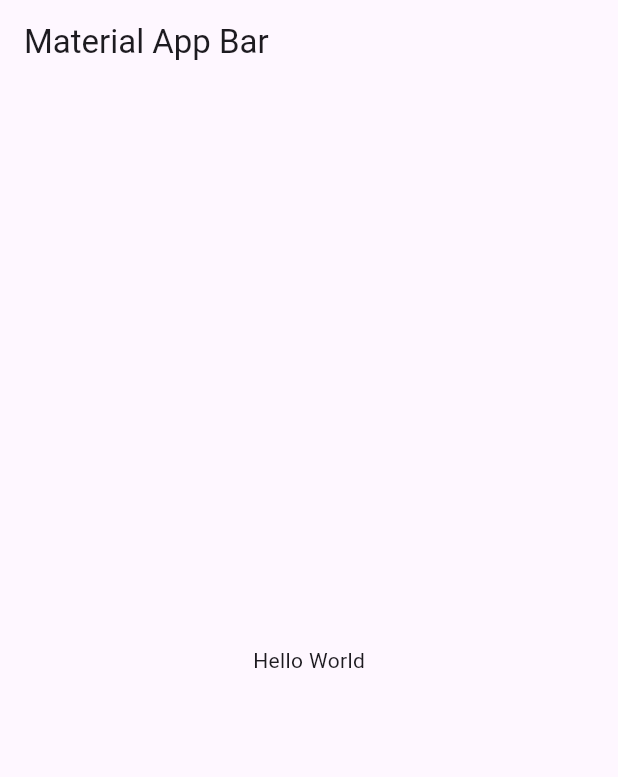
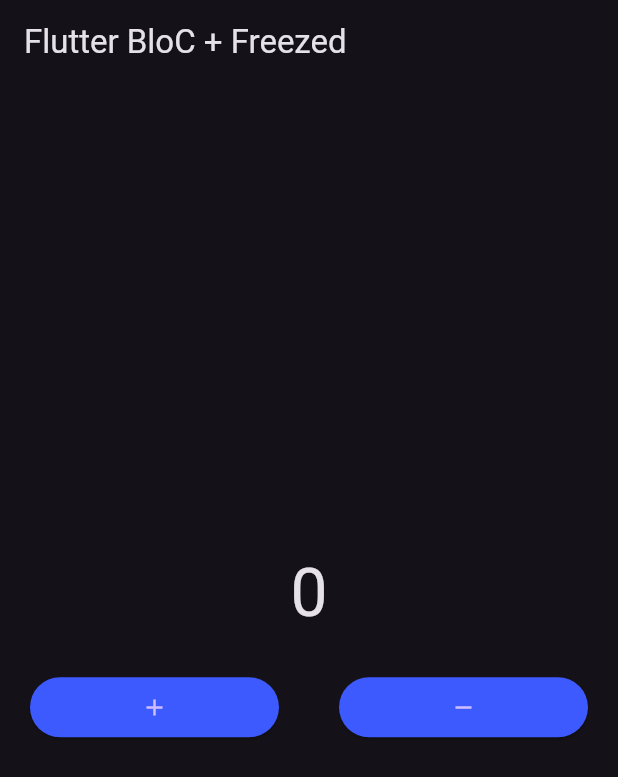
Before and after one commit to mirkogonzalezv/counter_bloc_freezed, a Flutter app: the screen it shows after launch, on a phone screen of 412 x 824 dp. Shown: the top 777 px of the screen. Run offline on Flutter 3.47's test engine with Material 3 defaults, Android fonts, the phone set to English and light mode, and no system bars; our stand-ins replace flutter_bloc, freezed_annotation.

Commit message:
wip: ejemplo simple de implementar flutter_bloc + freezed

```diff
--- a/lib/app.dart
+++ b/lib/app.dart
@@ -1,19 +1,71 @@
+import 'dart:developer';
+
 import 'package:flutter/material.dart';
+import 'package:flutter_bloc/flutter_bloc.dart';
+import 'package:flutter_bloc_freezed/bloc/counter_bloc.dart';
 
 class MyApp extends StatelessWidget {
   const MyApp({super.key});
 
   @override
   Widget build(BuildContext context) {
-    return MaterialApp(
-      title: 'Material App',
-      home: Scaffold(
-        appBar: AppBar(
-          title: const Text('Material App Bar'),
-        ),
-        body: const Center(
-          child: Text('Hello World'),
-        ),
+    return BlocProvider(
+      create: (context) => CounterBloc(),
+      child: BlocBuilder<CounterBloc, CounterState>(
+        builder: (context, state) {
+          return MaterialApp(
+            title: 'Flutter Bloc y Freezed',
+            debugShowCheckedModeBanner: false,
+            theme: ThemeData.dark(),
+            home: Scaffold(
+              appBar: AppBar(
+                title: const Text('Flutter BloC + Freezed'),
+              ),
+              body: Column(
+                mainAxisAlignment: MainAxisAlignment.center,
+                children: [
+                  Center(
+                    child: Text(
+                      state.when(
+                        initial: () => '0',
+                        updateValue: (value) => value.toString(),
+                      ),
+                      style: const TextStyle(fontSize: 44),
+                    ),
+                  ),
+                  Row(
+                    children: [
+                      Expanded(
+                        child: Container(
+                          margin: const EdgeInsets.all(20),
+                          child: ElevatedButton(
+                            style: ElevatedButton.styleFrom(backgroundColor: Colors.indigoAccent.shade400),
+                            onPressed: () {
+                              context.read<CounterBloc>().add(const CounterEvent.addOrSubstractValue(value: 1));
+                            },
+                            child: const Icon(Icons.add),
+                          ),
+                        ),
+                      ),
+                      Expanded(
+                        child: Container(
+                          margin: const EdgeInsets.all(20),
+                          child: ElevatedButton(
+                            style: ElevatedButton.styleFrom(backgroundColor: Colors.indigoAccent.shade400),
+                            onPressed: () {
+                              context.read<CounterBloc>().add(const CounterEvent.addOrSubstractValue(value: -1));
+                            },
+                            child: const Icon(Icons.remove),
+                          ),
+                        ),
+                      ),
+                    ],
+                  )
+                ],
+              ),
+            ),
+          );
+        },
       ),
     );
   }
--- /dev/null
+++ b/lib/bloc/counter_bloc.dart
@@ -0,0 +1,19 @@
+import 'package:flutter_bloc/flutter_bloc.dart';
+import 'package:freezed_annotation/freezed_annotation.dart';
+
+part 'counter_event.dart';
+part 'counter_state.dart';
+part 'counter_bloc.freezed.dart';
+
+class CounterBloc extends Bloc<CounterEvent, CounterState> {
+  int screenValue = 0;
+
+  CounterBloc() : super(const _Initial()) {
+    on<_AddOrSubstractValueEvent>(_addOrSubstractValueEvent);
+  }
+
+  _addOrSubstractValueEvent(_AddOrSubstractValueEvent event, Emitter<CounterState> emit) {
+    screenValue += event.value;
+    emit(CounterState.updateValue(value: screenValue));
+  }
+}
--- /dev/null
+++ b/lib/bloc/counter_event.dart
@@ -0,0 +1,7 @@
+part of 'counter_bloc.dart';
+
+@freezed
+class CounterEvent with _$CounterEvent {
+  const factory CounterEvent.started() = _Started;
+  const factory CounterEvent.addOrSubstractValue({required int value}) = _AddOrSubstractValueEvent;
+}
--- /dev/null
+++ b/lib/bloc/counter_state.dart
@@ -0,0 +1,7 @@
+part of 'counter_bloc.dart';
+
+@freezed
+class CounterState with _$CounterState {
+  const factory CounterState.initial() = _Initial;
+  const factory CounterState.updateValue({required int value}) = _UpdateValueState;
+}
```
Also changed, not shown: lib/bloc/counter_bloc.freezed.dart (added).
